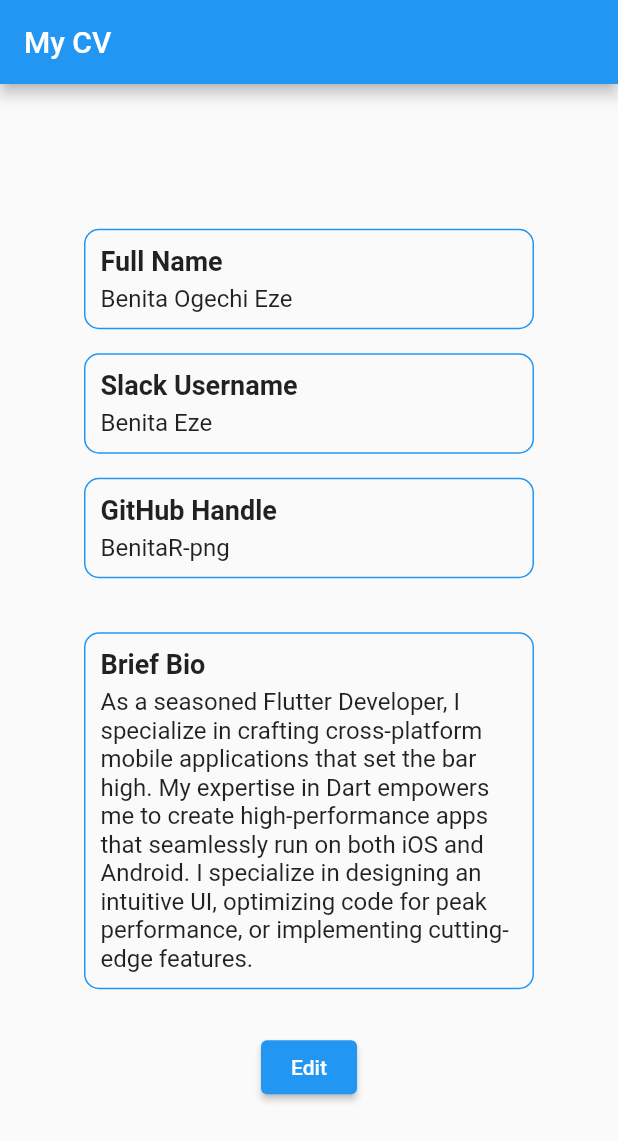
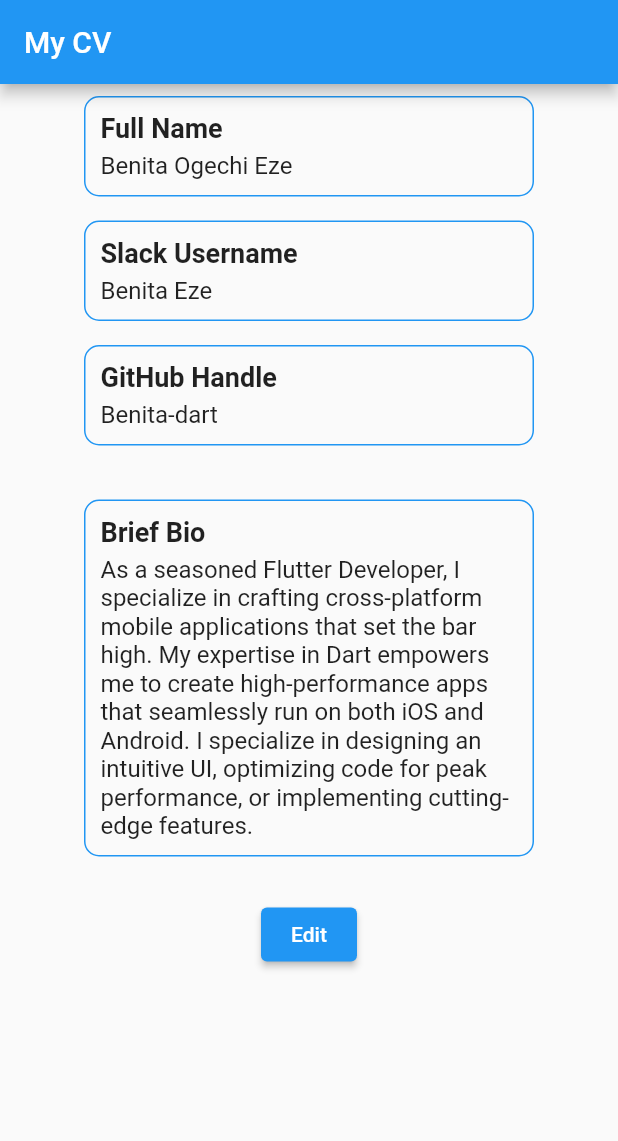
Before and after one commit to Benita-dart/CV_App, a Flutter app: the screen it shows after launch, on a phone screen of 412 x 824 dp. Shown: the top 1141 px of the screen. Run offline on Flutter 3.47's test engine with Material 2 defaults, Android fonts, the phone set to English and light mode, and no system bars; accounts and stored records are empty.

Commit message:
Fixed RenderFlex

```diff
--- a/lib/main.dart
+++ b/lib/main.dart
@@ -13,7 +13,7 @@ class MyApp extends StatelessWidget {
     UserDetails userDetails = UserDetails(
       fullName: 'Benita Ogechi Eze',
       slackUsername: 'Benita Eze',
-      githubHandle: 'BenitaR-png',
+      githubHandle: 'Benita-dart',
       bio:
       'As a seasoned Flutter Developer, I specialize in crafting cross-platform mobile applications that set the bar high. My expertise in Dart empowers me to create high-performance apps that seamlessly run on both iOS and Android. I specialize in designing an intuitive UI, optimizing code for peak performance, or implementing cutting-edge features.',
     );
@@ -52,7 +52,8 @@ class _HomePageState extends State<HomePage> {
       appBar: AppBar(
         title: const Text('My CV'),
       ),
-      body: Center(
+      body: SingleChildScrollView(
+        child: Center(
           child: Container(
             width: 300, // Set a fixed width for the parent container
             child: Column(
@@ -104,6 +105,7 @@ class _HomePageState extends State<HomePage> {
             ),
           ),
         ),
+      ),
     );
   }
 
```
Lines whose indentation alone changed are shown as unchanged.
